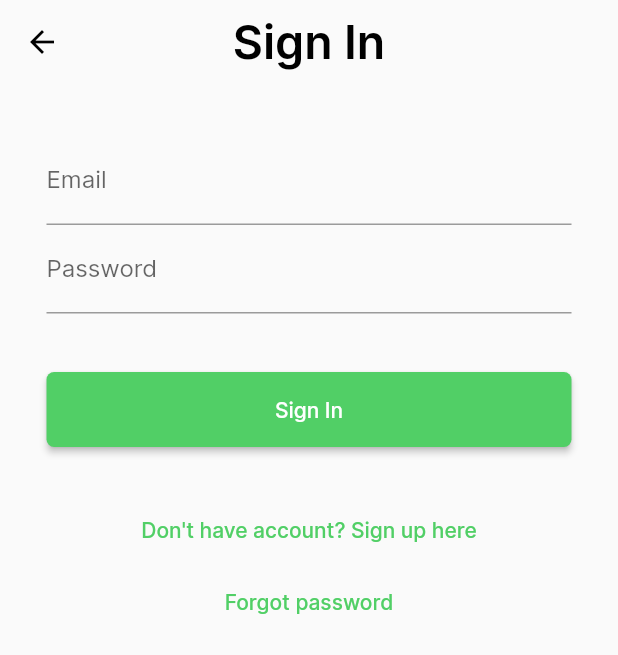
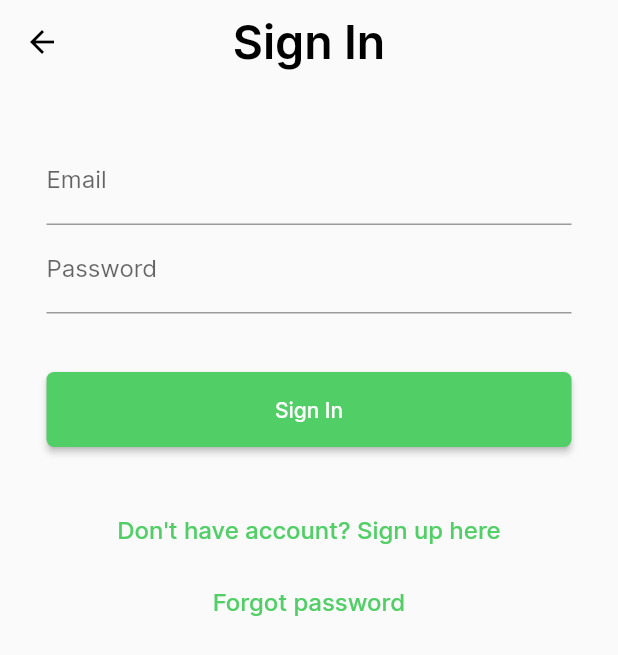
Before and after one commit to Bulk-bros/stattrack, a Flutter app: the EmailSignInPage screen opened directly with empty values, on a phone screen of 412 x 824 dp. Shown: the top 655 px of the screen. Run offline on Flutter 3.47's test engine with Material 2 defaults, Android fonts, the phone set to English and light mode, and no system bars; our stand-ins replace cloud_firestore, firebase_auth, firebase_core, flutter_riverpod, flutter_svg, google_sign_in and 1 more; missing offline and left inert: assorted_layout_widgets, flutter_login_facebook, week_of_year; accounts and stored records are empty; project files that could hold a hidden picture were left out.

Commit message:
style changes

```diff
--- a/stattrack/lib/components/buttons/main_button.dart
+++ b/stattrack/lib/components/buttons/main_button.dart
@@ -14,7 +14,7 @@ class MainButton extends StatelessWidget {
     return ElevatedButton(
       onPressed: callback,
       style: ElevatedButton.styleFrom(
-        primary: Palette.accent[400],
+        backgroundColor: Palette.accent[400],
         padding: const EdgeInsets.all(25.0),
       ),
       child: Text(
--- a/stattrack/lib/pages/email_sign_in_page.dart
+++ b/stattrack/lib/pages/email_sign_in_page.dart
@@ -61,6 +61,9 @@ class _EmailSignInPageState extends State<EmailSignInPage> {
                 _showSignUpForm
                     ? 'Already have an account? Sign in here'
                     : 'Don\'t have account? Sign up here',
+                style: const TextStyle(
+                  fontSize: 16.0,
+                ),
               ),
             ),
             !_showSignUpForm
@@ -68,7 +71,12 @@ class _EmailSignInPageState extends State<EmailSignInPage> {
                     onPressed: () => _handleForgotPassword(context),
                     style: TextButton.styleFrom(
                         foregroundColor: Palette.accent[400]),
-                    child: const Text("Forgot password"),
+                    child: const Text(
+                      "Forgot password",
+                      style: TextStyle(
+                        fontSize: 16.0,
+                      ),
+                    ),
                   )
                 : const SizedBox(),
           ],
```
Also changed, not shown: stattrack/lib/components/buttons/secondary_button.dart (added, +22 -0 lines), stattrack/lib/pages/settings_pages/settings_page.dart (+4 -3 lines).
